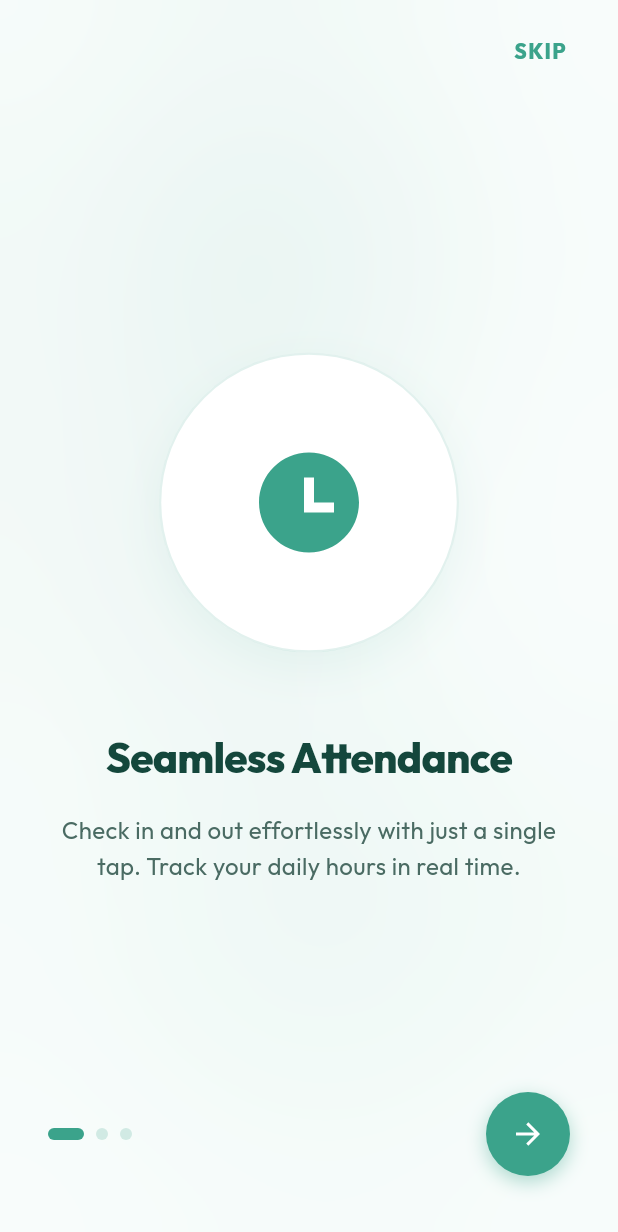
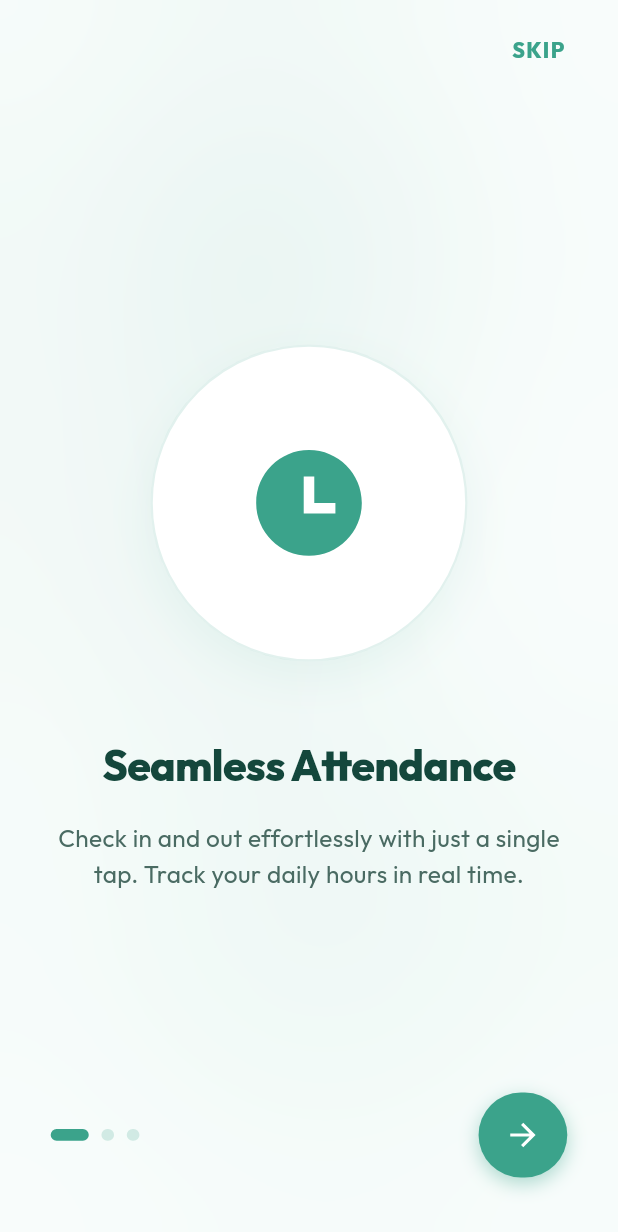
Before and after one commit to avinashquikboom-code/QuickBoom-HRM-App, a Flutter app: the screen it shows after launch, after a tap on "SKIP", on a phone screen of 412 x 824 dp. Shown: the top 1232 px of the screen. Run offline on Flutter 3.47's test engine with Material 3 defaults, Android fonts, the phone set to English and light mode, and no system bars; drawn by our look-alikes of flutter_animate; our stand-ins replace fl_chart, flutter_riverpod, geolocator, google_fonts, local_auth, remixicon and 1 more.

Commit message:
refactor: centralize storage logic with new StorageService and implement responsive layout utilities

```diff
--- a/lib/core/services/api_service.dart
+++ b/lib/core/services/api_service.dart
@@ -1,8 +1,8 @@
 import 'dart:convert';
 import 'package:flutter/foundation.dart';
 import 'package:http/http.dart' as http;
-import 'package:shared_preferences/shared_preferences.dart';
 import 'package:quickboom_hrm/core/constants/app_url.dart';
+import 'storage_service.dart';
 
 // Enhanced logging utility
 class ApiLogger {
@@ -87,25 +87,16 @@ class ApiLogger {
 class ApiService {
   static final String _baseUrl = AppUrl.baseUrl;
 
-  static const String tokenKey = 'auth_token';
+  static const String tokenKey = StorageService.tokenKeyPublic;
 
   // Private constructor
   ApiService._();
 
-  static Future<String?> getToken() async {
-    final prefs = await SharedPreferences.getInstance();
-    return prefs.getString(tokenKey);
-  }
+  static Future<String?> getToken() => StorageService.getToken();
 
-  static Future<void> saveToken(String token) async {
-    final prefs = await SharedPreferences.getInstance();
-    await prefs.setString(tokenKey, token);
-  }
+  static Future<void> saveToken(String token) => StorageService.saveToken(token);
 
-  static Future<void> clearToken() async {
-    final prefs = await SharedPreferences.getInstance();
-    await prefs.remove(tokenKey);
-  }
+  static Future<void> clearToken() => StorageService.clearToken();
 
   static Future<Map<String, String>> _headers() async {
     final headers = {
--- /dev/null
+++ b/lib/core/services/storage_service.dart
@@ -0,0 +1,132 @@
+import 'package:flutter/foundation.dart';
+import 'package:shared_preferences/shared_preferences.dart';
+
+/// Central service for all SharedPreferences interactions.
+///
+/// All storage keys are defined here as private constants so they
+/// cannot be mis-spelled across the codebase.
+class StorageService {
+  StorageService._(); // prevent instantiation
+
+  // ─── Keys ──────────────────────────────────────────────────────────────────
+  static const String _tokenKey          = 'auth_token';
+  static const String _onboardingKey     = 'hasSeenOnboarding';
+  static const String _lastEmailKey      = 'last_login_email';
+  static const String _userRoleKey       = 'cached_user_role';
+
+  /// Public alias so ApiService can reference the token key constant.
+  static const String tokenKeyPublic = _tokenKey;
+
+  // ─── Token ─────────────────────────────────────────────────────────────────
+
+  /// Save the JWT auth token received after login.
+  static Future<void> saveToken(String token) async {
+    try {
+      final prefs = await SharedPreferences.getInstance();
+      await prefs.setString(_tokenKey, token);
+      debugPrint('✅ Token saved to storage');
+    } catch (e) {
+      debugPrint('❌ Failed to save token: $e');
+    }
+  }
+
+  /// Read the stored JWT token. Returns null if none exists.
+  static Future<String?> getToken() async {
+    try {
+      final prefs = await SharedPreferences.getInstance();
+      return prefs.getString(_tokenKey);
+    } catch (e) {
+      debugPrint('❌ Failed to read token: $e');
+      return null;
+    }
+  }
+
+  /// Delete the stored token (used on logout).
+  static Future<void> clearToken() async {
+    try {
+      final prefs = await SharedPreferences.getInstance();
+      await prefs.remove(_tokenKey);
+      debugPrint('🗑️ Token cleared from storage');
+    } catch (e) {
+      debugPrint('❌ Failed to clear token: $e');
+    }
+  }
+
+  /// Whether a valid (non-empty) token exists locally.
+  static Future<bool> hasToken() async {
+    final token = await getToken();
+    return token != null && token.isNotEmpty;
+  }
+
+  // ─── Onboarding ────────────────────────────────────────────────────────────
+
+  /// Mark onboarding as completed.
+  static Future<void> markOnboardingSeen() async {
+    try {
+      final prefs = await SharedPreferences.getInstance();
+      await prefs.setBool(_onboardingKey, true);
+    } catch (e) {
+      debugPrint('❌ Failed to mark onboarding: $e');
+    }
+  }
+
+  /// Returns true if the user has already seen onboarding.
+  static Future<bool> hasSeenOnboarding() async {
+    try {
+      final prefs = await SharedPreferences.getInstance();
+      return prefs.getBool(_onboardingKey) ?? false;
+    } catch (e) {
+      return false;
+    }
+  }
+
+  // ─── Last Login Email ───────────────────────────────────────────────────────
+
+  static Future<void> saveLastEmail(String email) async {
+    try {
+      final prefs = await SharedPreferences.getInstance();
+      await prefs.setString(_lastEmailKey, email);
+    } catch (_) {}
+  }
+
+  static Future<String?> getLastEmail() async {
+    try {
+      final prefs = await SharedPreferences.getInstance();
+      return prefs.getString(_lastEmailKey);
+    } catch (_) {
+      return null;
+    }
+  }
+
+  // ─── Cached User Role ───────────────────────────────────────────────────────
+
+  static Future<void> saveUserRole(String role) async {
+    try {
+      final prefs = await SharedPreferences.getInstance();
+      await prefs.setString(_userRoleKey, role);
+    } catch (_) {}
+  }
+
+  static Future<String?> getUserRole() async {
+    try {
+      final prefs = await SharedPreferences.getInstance();
+      return prefs.getString(_userRoleKey);
+    } catch (_) {
+      return null;
+    }
+  }
+
+  // ─── Full Logout Clear ──────────────────────────────────────────────────────
+
+  /// Clears token and cached role on logout. Keeps onboarding flag.
+  static Future<void> clearSessionData() async {
+    await clearToken();
+    try {
+      final prefs = await SharedPreferences.getInstance();
+      await prefs.remove(_userRoleKey);
+      await prefs.remove(_lastEmailKey);
+    } catch (e) {
+      debugPrint('❌ Failed to clear session data: $e');
+    }
+  }
+}
--- /dev/null
+++ b/lib/core/utils/app_responsive.dart
@@ -0,0 +1,88 @@
+import 'package:flutter/material.dart';
+
+/// Responsive sizing utility for the HRM app.
+///
+/// Uses MediaQuery to compute sizes relative to the screen.
+/// Works correctly on:
+///  - Small Android phones  (360 × 640 dp)
+///  - Large Android phones  (412 × 915 dp)
+///  - iPhones SE/Mini       (~375 × 667 dp)
+///  - iPhones Standard      (~390 × 844 dp)
+///  - iPhones Pro Max       (~430 × 932 dp)
+///  - Small tablets         (~600 × 960 dp)
+///
+/// Usage inside a widget build():
+///   final r = AppResponsive.of(context);
+///   SizedBox(height: r.h(24))   // 24 logical px scaled to screen height
+///   Text('Hi', style: TextStyle(fontSize: r.sp(15)))
+class AppResponsive {
+  final double screenWidth;
+  final double screenHeight;
+  final double _baseWidth;
+  final double _baseHeight;
+
+  AppResponsive._({
+    required this.screenWidth,
+    required this.screenHeight,
+  })  : _baseWidth  = 390.0, // iPhone 14 / Pixel 6 reference
+        _baseHeight = 844.0;
+
+  factory AppResponsive.of(BuildContext context) {
+    final size = MediaQuery.sizeOf(context);
+    return AppResponsive._(
+      screenWidth:  size.width,
+      screenHeight: size.height,
+    );
+  }
+
+  // ─── Scaled Width ───────────────────────────────────────────────────────────
+  /// Scale a value proportionally to the screen width.
+  double w(double px) => px * (screenWidth / _baseWidth);
+
+  // ─── Scaled Height ──────────────────────────────────────────────────────────
+  /// Scale a value proportionally to the screen height.
+  double h(double px) => px * (screenHeight / _baseHeight);
+
+  // ─── Font Size ──────────────────────────────────────────────────────────────
+  /// Scale a font-size using the average of width & height ratios
+  /// (avoids overly large text on wide tablets).
+  double sp(double size) {
+    final wRatio = screenWidth  / _baseWidth;
+    final hRatio = screenHeight / _baseHeight;
+    return size * (wRatio * 0.5 + hRatio * 0.5);
+  }
+
+  // ─── Convenience shortcuts ──────────────────────────────────────────────────
+
+  /// Clamp a value between [min] and [max].
+  double clamp(double value, double min, double max) =>
+      value.clamp(min, max).toDouble();
+
+  /// Percentage of screen width.
+  double wp(double percent) => screenWidth * percent / 100;
+
+  /// Percentage of screen height.
+  double hp(double percent) => screenHeight * percent / 100;
+
+  // ─── Device category helpers ────────────────────────────────────────────────
+  bool get isSmallPhone => screenWidth < 360;
+  bool get isPhone      => screenWidth >= 360 && screenWidth < 600;
+  bool get isTablet     => screenWidth >= 600;
+
+  // ─── Responsive padding helpers ─────────────────────────────────────────────
+
+  /// Standard horizontal screen padding (shrinks on small phones).
+  EdgeInsets get horizontalPadding => EdgeInsets.symmetric(
+        horizontal: isSmallPhone ? w(16) : w(24),
+      );
+
+  /// Card inner padding.
+  EdgeInsets get cardPadding => EdgeInsets.all(
+        isSmallPhone ? w(20) : w(28),
+      );
+}
+
+// ─── Extension for convenience ────────────────────────────────────────────────
+extension ResponsiveContext on BuildContext {
+  AppResponsive get r => AppResponsive.of(this);
+}
--- a/lib/viewmodels/profile_viewmodel.dart
+++ b/lib/viewmodels/profile_viewmodel.dart
@@ -68,7 +68,8 @@ class ProfileViewModel extends StateNotifier<ProfileState> {
         department: emp['department'].toString(),
         designation: emp['designation'].toString(),
         joinDate: DateTime.tryParse(emp['joinDate'].toString()) ?? DateTime.now(),
-        salary: 65000.0,
+        salary: (prof['salary'] as num?)?.toDouble() ??
+            (emp['salary'] as num?)?.toDouble() ?? 0.0,
       );
 
       state = state.copyWith(user: parsedUser, isLoading: false);
--- a/lib/views/splash/onboarding_view.dart
+++ b/lib/views/splash/onboarding_view.dart
@@ -1,8 +1,9 @@
 import 'package:flutter/material.dart';
 import 'package:flutter_animate/flutter_animate.dart';
-import 'package:shared_preferences/shared_preferences.dart';
 import 'package:remixicon/remixicon.dart';
 import '../../core/constants/app_colors.dart';
+import '../../core/services/storage_service.dart';
+import '../../core/utils/app_responsive.dart';
 import '../auth/login_view.dart';
 import '../widgets/premium_animated_background.dart';
 
@@ -44,12 +45,7 @@ class _OnboardingViewState extends State<OnboardingView> {
   ];
 
   Future<void> _finishOnboarding() async {
-    try {
-      final prefs = await SharedPreferences.getInstance();
-      await prefs.setBool('hasSeenOnboarding', true);
-    } catch (e) {
-      debugPrint('Error saving onboarding preference: $e');
-    }
+    await StorageService.markOnboardingSeen();
     if (!mounted) return;
     Navigator.of(context).pushReplacement(
       MaterialPageRoute(builder: (_) => const LoginView()),
@@ -75,6 +71,7 @@ class _OnboardingViewState extends State<OnboardingView> {
 
   @override
   Widget build(BuildContext context) {
+    final r = AppResponsive.of(context);
     return Scaffold(
       extendBodyBehindAppBar: true,
       body: PremiumAnimatedBackground(
@@ -83,16 +80,17 @@ class _OnboardingViewState extends State<OnboardingView> {
             children: [
               // ─── Skip Button ──────────────────────────────
               Positioned(
-                top: 10,
-                right: 20,
+                top: r.h(10),
+                right: r.w(20),
                 child: TextButton(
                   onPressed: _finishOnboarding,
-                  child: const Text(
+                  child: Text(
                     'SKIP',
                     style: TextStyle(
                       color: AppColors.primary,
                       fontWeight: FontWeight.w800,
                       letterSpacing: 1,
+                      fontSize: r.sp(14),
                     ),
                   ),
                 ).animate().fadeIn(delay: 500.ms),
@@ -107,13 +105,13 @@ class _OnboardingViewState extends State<OnboardingView> {
                   final slide = _slides[index];
                   // Using Glassmorphism for the content block
                   return Padding(
-                    padding: const EdgeInsets.all(32.0),
+                    padding: EdgeInsets.all(r.w(32)),
                     child: Column(
                       mainAxisAlignment: MainAxisAlignment.center,
                       children: [
                         Container(
-                          width: 200,
-                          height: 200,
+                          width: r.w(200),
+                          height: r.w(200),
                           decoration: BoxDecoration(
                             color: Colors.white,
                             shape: BoxShape.circle,
@@ -132,27 +130,27 @@ class _OnboardingViewState extends State<OnboardingView> {
                           child: Icon(
                             slide.icon,
                             color: AppColors.primary,
-                            size: 80,
+                            size: r.w(80),
                           ),
                         ).animate(key: ValueKey('img_$index')).scale(duration: 500.ms, curve: Curves.easeOutBack),
-                        const SizedBox(height: 50),
+                        SizedBox(height: r.h(50)),
                         Text(
                           slide.title,
                           textAlign: TextAlign.center,
-                          style: const TextStyle(
-                            color: Color(0xFF14473C),
-                            fontSize: 28,
+                          style: TextStyle(
+                            color: const Color(0xFF14473C),
+                            fontSize: r.sp(28),
                             fontWeight: FontWeight.w800,
                             letterSpacing: -0.5,
                           ),
                         ).animate(key: ValueKey('title_$index')).fadeIn(delay: 200.ms).slideY(begin: 0.3, end: 0),
-                        const SizedBox(height: 16),
+                        SizedBox(height: r.h(16)),
                         Text(
                           slide.description,
                           textAlign: TextAlign.center,
-                          style: const TextStyle(
-                            color: Color(0xFF4A6B63),
-                            fontSize: 16,
+                          style: TextStyle(
+                            color: const Color(0xFF4A6B63),
+                            fontSize: r.sp(16),
                             height: 1.5,
                           ),
                         ).animate(key: ValueKey('desc_$index')).fadeIn(delay: 350.ms),
@@ -164,9 +162,9 @@ class _OnboardingViewState extends State<OnboardingView> {
 
               // ─── Bottom Controls ──────────────────────────
               Positioned(
-                bottom: 40,
-                left: 32,
-                right: 32,
+                bottom: r.h(40),
+                left: r.w(32),
+                right: r.w(32),
                 child: Row(
                   mainAxisAlignment: MainAxisAlignment.spaceBetween,
                   children: [
@@ -176,9 +174,9 @@ class _OnboardingViewState extends State<OnboardingView> {
                         _slides.length,
                         (index) => AnimatedContainer(
                           duration: const Duration(milliseconds: 300),
-                          margin: const EdgeInsets.only(right: 8),
-                          height: 8,
-                          width: _currentPage == index ? 24 : 8,
+                          margin: EdgeInsets.only(right: r.w(8)),
+                          height: r.h(8),
+                          width: _currentPage == index ? r.w(24) : r.w(8),
                           decoration: BoxDecoration(
                             color: _currentPage == index
                                 ? AppColors.primary
@@ -194,12 +192,12 @@ class _OnboardingViewState extends State<OnboardingView> {
                       child: AnimatedContainer(
                         duration: const Duration(milliseconds: 300),
                         padding: EdgeInsets.symmetric(
-                          horizontal: _currentPage == _slides.length - 1 ? 24 : 16,
-                          vertical: 16,
+                          horizontal: _currentPage == _slides.length - 1 ? r.w(24) : r.w(16),
+                          vertical: r.h(16),
                         ),
                         decoration: BoxDecoration(
                           color: AppColors.primary,
-                          borderRadius: BorderRadius.circular(30),
+                          borderRadius: BorderRadius.circular(r.w(30)),
                           boxShadow: [
                             BoxShadow(
                               color: AppColors.primary.withValues(alpha: 0.4),
@@ -209,17 +207,18 @@ class _OnboardingViewState extends State<OnboardingView> {
                           ],
                         ),
                         child: _currentPage == _slides.length - 1
-                            ? const Text(
+                            ? Text(
                                 'Get Started',
                                 style: TextStyle(
                                   color: Colors.white,
                                   fontWeight: FontWeight.w700,
-                                  fontSize: 16,
+                                  fontSize: r.sp(16),
                                 ),
                               )
                             : Icon(
                                 RemixIcons.arrow_right_line,
                                 color: Colors.white,
+                                size: r.w(24),
                               ),
                       ),
                     ),
--- a/lib/views/splash/splash_view.dart
+++ b/lib/views/splash/splash_view.dart
@@ -3,9 +3,9 @@ import 'package:flutter/material.dart';
 import 'package:flutter_animate/flutter_animate.dart';
 import 'package:remixicon/remixicon.dart';
 import 'package:flutter_riverpod/flutter_riverpod.dart';
-import 'package:shared_preferences/shared_preferences.dart';
 import '../../core/constants/app_colors.dart';
-import '../../core/services/api_service.dart';
+import '../../core/services/storage_service.dart';
+import '../../core/utils/app_responsive.dart';
 import '../../models/user_model.dart';
 import '../../viewmodels/auth_viewmodel.dart';
 import '../auth/login_view.dart';
@@ -35,11 +35,10 @@ class _SplashViewState extends ConsumerState<SplashView> {
     String? token;
 
     try {
-      final prefs = await SharedPreferences.getInstance();
-      hasSeenOnboarding = prefs.getBool('hasSeenOnboarding') ?? false;
-      token = prefs.getString(ApiService.tokenKey);
+      hasSeenOnboarding = await StorageService.hasSeenOnboarding();
+      token = await StorageService.getToken();
     } catch (e) {
-      debugPrint('Error loading SharedPreferences: $e');
+      debugPrint('Error loading storage: $e');
     }
 
     // Always show splash for at least 1.5 seconds
@@ -85,14 +84,15 @@ class _SplashViewState extends ConsumerState<SplashView> {
 
   @override
   Widget build(BuildContext context) {
+    final r = AppResponsive.of(context);
     return Scaffold(
       body: PremiumAnimatedBackground(
         child: Column(
           mainAxisAlignment: MainAxisAlignment.center,
           children: [
             Container(
-              width: 100,
-              height: 100,
+              width: r.w(100),
+              height: r.w(100),
               decoration: BoxDecoration(
                 color: Colors.white,
                 shape: BoxShape.circle,
@@ -111,29 +111,29 @@ class _SplashViewState extends ConsumerState<SplashView> {
               child: Icon(
                 RemixIcons.building_line,
                 color: AppColors.primary,
-                size: 50,
+                size: r.w(50),
               ),
             )
                 .animate()
                 .scale(duration: 800.ms, curve: Curves.easeOutBack)
                 .then()
                 .shimmer(duration: 1000.ms, color: AppColors.primary.withValues(alpha: 0.3)),
-            const SizedBox(height: 24),
-            const Text(
+            SizedBox(height: r.h(24)),
+            Text(
               'HRM',
               style: TextStyle(
-                color: Color(0xFF14473C),
-                fontSize: 36,
+                color: const Color(0xFF14473C),
+                fontSize: r.sp(36),
                 fontWeight: FontWeight.w800,
                 letterSpacing: -1,
               ),
             ).animate().fadeIn(delay: 300.ms).slideY(begin: 0.5, end: 0),
-            const SizedBox(height: 16),
+            SizedBox(height: r.h(16)),
             Text(
               _statusMessage,
               style: TextStyle(
                 color: AppColors.primary.withValues(alpha: 0.7),
-                fontSize: 13,
+                fontSize: r.sp(13),
                 fontWeight: FontWeight.w600,
               ),
             ).animate().fadeIn(delay: 500.ms),
--- a/pubspec.yaml
+++ b/pubspec.yaml
@@ -38,6 +38,8 @@ dependencies:
   shared_preferences: ^2.3.2
   local_auth: ^2.2.0
   remixicon: ^4.9.3
+  geolocator: ^13.0.2
+
 
 dev_dependencies:
   flutter_test:
```
Also changed, not shown: lib/core/constants/app_url.dart (+6 -1 lines), lib/viewmodels/attendance_viewmodel.dart (+49 -8 lines), lib/viewmodels/auth_viewmodel.dart (+4 -42 lines), lib/viewmodels/holiday_viewmodel.dart (added, +102 -0 lines), lib/views/auth/login_view.dart (+67 -45 lines), lib/views/employee/employee_dashboard_view.dart (+37 -25 lines), pubspec.lock, 5 other files.
